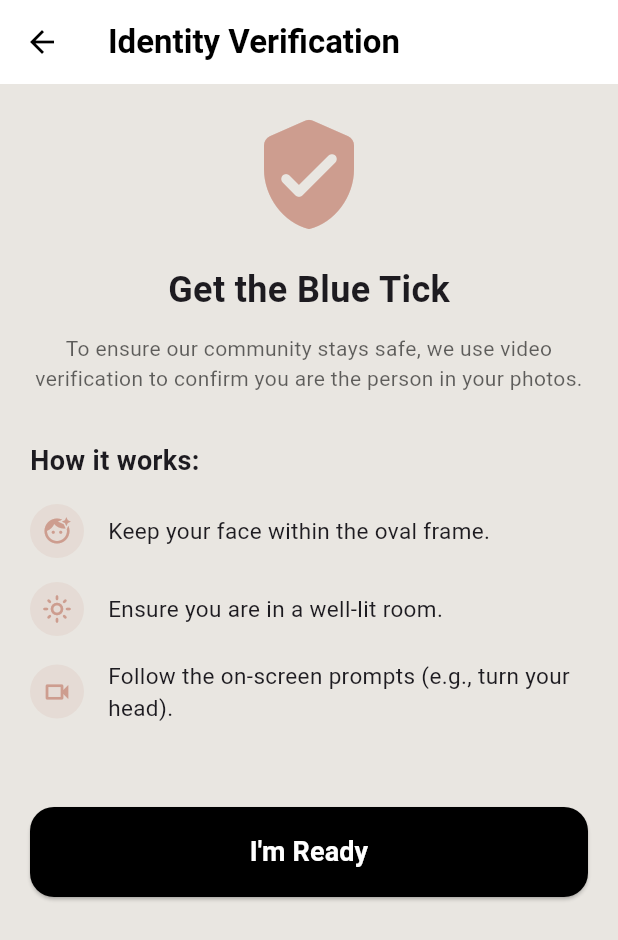
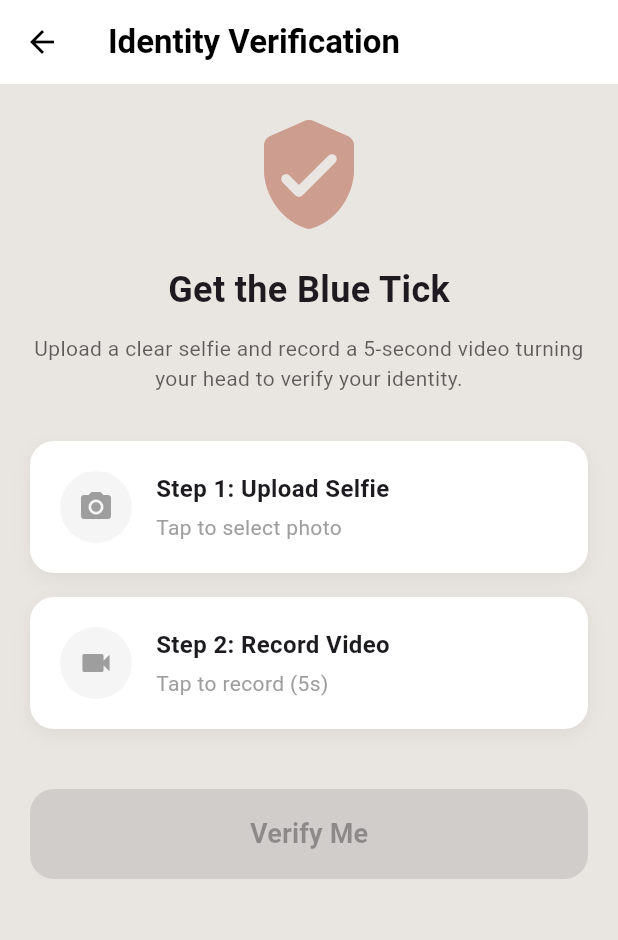
Before and after one commit to salilvartak/Clush_App, a Flutter app: the SettingsPage screen opened directly, after a tap on "Verification", on a phone screen of 412 x 824 dp. Shown: the top 940 px of the screen. Run offline on Flutter 3.47's test engine with Material 3 defaults, Android fonts, the phone set to English and light mode, and no system bars; our stand-ins replace firebase_auth, firebase_core, geocoding, geolocator, google_sign_in, image_picker and 2 more; accounts and stored records are empty.

Commit message:
API Verification

```diff
--- a/lib/setting_sub_pages.dart
+++ b/lib/setting_sub_pages.dart
@@ -1,5 +1,8 @@
+import 'dart:io';
 import 'package:flutter/material.dart';
-import 'package:camera/camera.dart';
+import 'package:http/http.dart' as http;
+import 'package:image_picker/image_picker.dart';
+import 'package:firebase_auth/firebase_auth.dart';
 import 'main.dart'; // Imports kTan & kRose
 
 // --- GENERIC TEMPLATE FOR SUB-PAGES ---
@@ -36,7 +39,6 @@ class BaseSettingsPage extends StatelessWidget {
 }
 
 // ================= ACCOUNT PAGES =================
-// (Preserved as requested)
 class PhoneNumberPage extends StatelessWidget {
   const PhoneNumberPage({super.key});
   @override
@@ -185,212 +187,203 @@ class TravelModePage extends StatelessWidget {
   }
 }
 
-// ================= PRIVACY & VERIFICATION =================
+// ================= PRIVACY & VERIFICATION (UPDATED FOR API) =================
 
-class VerificationPage extends StatelessWidget {
+class VerificationPage extends StatefulWidget {
   const VerificationPage({super.key});
+
+  @override
+  State<VerificationPage> createState() => _VerificationPageState();
+}
+
+class _VerificationPageState extends State<VerificationPage> {
+  // Logic Variables
+  File? _profileImage;
+  File? _videoFile;
+  bool _isLoading = false;
+  final ImagePicker _picker = ImagePicker();
+
+  // 1. Pick Image Logic
+  Future<void> _pickImage() async {
+    final XFile? image = await _picker.pickImage(source: ImageSource.gallery, imageQuality: 80);
+    if (image != null) {
+      setState(() => _profileImage = File(image.path));
+    }
+  }
+
+  // 2. Record Video Logic
+  Future<void> _recordVideo() async {
+    final XFile? video = await _picker.pickVideo(
+      source: ImageSource.camera,
+      preferredCameraDevice: CameraDevice.front, // Force selfie camera
+      maxDuration: const Duration(seconds: 5),   // Limit to 5 seconds
+    );
+    if (video != null) {
+      setState(() => _videoFile = File(video.path));
+    }
+  }
+
+  // 3. API Call Logic (The "Verify Me" Button)
+  Future<void> _submitVerification() async {
+    if (_profileImage == null || _videoFile == null) {
+      ScaffoldMessenger.of(context).showSnackBar(const SnackBar(content: Text("Please select both image and video.")));
+      return;
+    }
+
+    setState(() => _isLoading = true);
+
+    try {
+      // 1. Prepare the URL
+      var uri = Uri.parse('https://clush-api.onrender.com/verify');
+      var request = http.MultipartRequest('POST', uri);
+
+      // 2. Add the Files (KEYS MUST MATCH YOUR PYTHON CODE EXACTLY)
+
+      // Changed 'profile_image' -> 'profile' to match your Python code
+      request.files.add(await http.MultipartFile.fromPath('profile', _profileImage!.path));
+
+      // 'video' matches 'video' in Python, so this is good
+      request.files.add(await http.MultipartFile.fromPath('video', _videoFile!.path));
+
+      // 3. Send the Request
+      print("⏳ Sending verification request...");
+      var response = await request.send();
+      final respStr = await response.stream.bytesToString();
+
+      // 4. Handle Response
+      if (response.statusCode == 200) {
+        if (mounted) {
+          ScaffoldMessenger.of(context).showSnackBar(
+             const SnackBar(content: Text("✅ Verification Successful! You are verified.")),
+          );
+          Navigator.pop(context);
+        }
+      } else {
+        print("Server Error: $respStr"); // Check your console if it fails again
+        if (mounted) {
+          ScaffoldMessenger.of(context).showSnackBar(
+            SnackBar(content: Text("❌ Failed: Code ${response.statusCode}")),
+          );
+        }
+      }
+    } catch (e) {
+      print("Error: $e");
+      if (mounted) {
+        ScaffoldMessenger.of(context).showSnackBar(SnackBar(content: Text("Error: $e")));
+      }
+    } finally {
+      if (mounted) setState(() => _isLoading = false);
+    }
+  }
 
   @override
   Widget build(BuildContext context) {
     return BaseSettingsPage(
       title: "Identity Verification",
       body: Column(
-        crossAxisAlignment: CrossAxisAlignment.start,
+        crossAxisAlignment: CrossAxisAlignment.center,
         children: [
-          const Center(child: Icon(Icons.verified_user_rounded, size: 80, color: Color(0xFFCD9D8F))),
+          // Header
+          const Icon(Icons.verified_user_rounded, size: 80, color: Color(0xFFCD9D8F)),
           const SizedBox(height: 20),
-          const Center(child: Text("Get the Blue Tick", style: TextStyle(fontSize: 24, fontWeight: FontWeight.bold))),
+          const Text("Get the Blue Tick", style: TextStyle(fontSize: 24, fontWeight: FontWeight.bold)),
           const SizedBox(height: 12),
-          Text("To ensure our community stays safe, we use video verification to confirm you are the person in your photos.", textAlign: TextAlign.center, style: TextStyle(color: Colors.black.withOpacity(0.6), height: 1.4)),
+          Text(
+            "Upload a clear selfie and record a 5-second video turning your head to verify your identity.",
+            textAlign: TextAlign.center,
+            style: TextStyle(color: Colors.black.withOpacity(0.6), height: 1.4),
+          ),
           const SizedBox(height: 32),
-          const Text("How it works:", style: TextStyle(fontWeight: FontWeight.bold, fontSize: 18)),
+
+          // --- STEP 1: UPLOAD PHOTO ---
+          _buildStepCard(
+            title: "Step 1: Upload Selfie",
+            subtitle: _profileImage == null ? "Tap to select photo" : "Photo Selected",
+            icon: Icons.photo_camera,
+            isDone: _profileImage != null,
+            onTap: _pickImage,
+          ),
+
           const SizedBox(height: 16),
-          _buildRule(Icons.face_retouching_natural, "Keep your face within the oval frame."),
-          _buildRule(Icons.light_mode_outlined, "Ensure you are in a well-lit room."),
-          _buildRule(Icons.videocam_outlined, "Follow the on-screen prompts (e.g., turn your head)."),
+
+          // --- STEP 2: RECORD VIDEO ---
+          _buildStepCard(
+            title: "Step 2: Record Video",
+            subtitle: _videoFile == null ? "Tap to record (5s)" : "Video Recorded",
+            icon: Icons.videocam,
+            isDone: _videoFile != null,
+            onTap: _recordVideo,
+          ),
+
           const SizedBox(height: 40),
+
+          // --- VERIFY BUTTON ---
           ElevatedButton(
-            style: ElevatedButton.styleFrom(backgroundColor: Colors.black, foregroundColor: Colors.white, minimumSize: const Size(double.infinity, 60), shape: RoundedRectangleBorder(borderRadius: BorderRadius.circular(16))),
-            onPressed: () => Navigator.push(context, MaterialPageRoute(builder: (context) => const VideoCapturePage())),
-            child: const Text("I'm Ready", style: TextStyle(fontSize: 18, fontWeight: FontWeight.bold)),
+            style: ElevatedButton.styleFrom(
+              backgroundColor: Colors.black,
+              foregroundColor: Colors.white,
+              minimumSize: const Size(double.infinity, 60),
+              shape: RoundedRectangleBorder(borderRadius: BorderRadius.circular(16)),
+            ),
+            onPressed: (_isLoading || _profileImage == null || _videoFile == null)
+                ? null
+                : _submitVerification,
+            child: _isLoading
+                ? const CircularProgressIndicator(color: Color(0xFFCD9D8F))
+                : const Text("Verify Me", style: TextStyle(fontSize: 18, fontWeight: FontWeight.bold)),
           ),
         ],
       ),
     );
   }
 
-  Widget _buildRule(IconData icon, String text) {
-    return Padding(
-      padding: const EdgeInsets.only(bottom: 16),
+  Widget _buildStepCard({
+    required String title,
+    required String subtitle,
+    required IconData icon,
+    required bool isDone,
+    required VoidCallback onTap,
+  }) {
+    return GestureDetector(
+      onTap: onTap,
+      child: Container(
+        padding: const EdgeInsets.all(20),
+        decoration: BoxDecoration(
+          color: Colors.white,
+          borderRadius: BorderRadius.circular(16),
+          border: isDone ? Border.all(color: const Color(0xFFCD9D8F), width: 2) : null,
+          boxShadow: [BoxShadow(color: Colors.black.withOpacity(0.05), blurRadius: 10, offset: const Offset(0, 4))],
+        ),
         child: Row(
           children: [
             Container(
-            padding: const EdgeInsets.all(8),
-            decoration: BoxDecoration(color: const Color(0xFFCD9D8F).withOpacity(0.15), shape: BoxShape.circle),
-            child: Icon(icon, color: const Color(0xFFCD9D8F), size: 20),
+              padding: const EdgeInsets.all(12),
+              decoration: BoxDecoration(
+                color: isDone ? const Color(0xFFCD9D8F) : Colors.grey[100],
+                shape: BoxShape.circle,
+              ),
+              child: Icon(isDone ? Icons.check : icon, color: isDone ? Colors.white : Colors.grey),
             ),
             const SizedBox(width: 16),
-          Expanded(child: Text(text, style: const TextStyle(fontSize: 15))),
-        ],
-      ),
-    );
-  }
-}
-
-class VideoCapturePage extends StatefulWidget {
-  const VideoCapturePage({super.key});
-
-  @override
-  State<VideoCapturePage> createState() => _VideoCapturePageState();
-}
-
-class _VideoCapturePageState extends State<VideoCapturePage> {
-  CameraController? _controller;
-  bool isProcessing = false;
-  bool isRecording = false;
-
-  @override
-  void initState() {
-    super.initState();
-    _initializeCamera();
-  }
-
-  Future<void> _initializeCamera() async {
-    final cameras = await availableCameras();
-    // Select front camera if available
-    final frontCamera = cameras.firstWhere((c) => c.lensDirection == CameraLensDirection.front, orElse: () => cameras.first);
-
-    _controller = CameraController(frontCamera, ResolutionPreset.medium, enableAudio: false);
-    await _controller!.initialize();
-    if (mounted) setState(() {});
-  }
-
-  Future<void> _startRecording() async {
-    if (_controller == null || !_controller!.value.isInitialized) return;
-
-    setState(() => isRecording = true);
-    await _controller!.startVideoRecording();
-
-    // Auto-stop after 3 seconds for verification
-    await Future.delayed(const Duration(seconds: 3));
-
-    if (isRecording) {
-      final XFile video = await _controller!.stopVideoRecording();
-      _processVideo(video);
-    }
-  }
-
-  void _processVideo(XFile video) async {
-    setState(() {
-      isRecording = false;
-      isProcessing = true;
-    });
-
-    // Simulate authentication/upload logic
-    await Future.delayed(const Duration(seconds: 4));
-
-    if (mounted) {
-      Navigator.pop(context);
-      ScaffoldMessenger.of(context).showSnackBar(const SnackBar(content: Text("Verification video submitted!")));
-    }
-  }
-
-  @override
-  void dispose() {
-    _controller?.dispose();
-    super.dispose();
-  }
-
-  @override
-  Widget build(BuildContext context) {
-    return Scaffold(
-      backgroundColor: Colors.black,
-      body: Stack(
+            Expanded(
+              child: Column(
+                crossAxisAlignment: CrossAxisAlignment.start,
                 children: [
-          // 1. Camera Feed
-          if (_controller != null && _controller!.value.isInitialized)
-            Positioned.fill(child: CameraPreview(_controller!))
-          else
-            const Center(child: CircularProgressIndicator(color: Color(0xFFCD9D8F))),
-
-          // 2. Oval Frame Guide
-          Center(
-            child: Container(
-              width: 280,
-              height: 400,
-              decoration: BoxDecoration(
-                border: Border.all(color: isRecording ? Colors.red : Colors.white, width: 4),
-                borderRadius: const BorderRadius.all(Radius.elliptical(140, 200)),
-              ),
-            ),
-          ),
-
-          // 3. UI Controls
-          SafeArea(
-            child: Column(
-              children: [
-                Padding(
-                  padding: const EdgeInsets.symmetric(horizontal: 10, vertical: 10),
-                  child: Row(
-                    children: [
-                      IconButton(icon: const Icon(Icons.close, color: Colors.white), onPressed: () => Navigator.pop(context)),
-                      const Spacer(),
-                      const Text("Identity Verification", style: TextStyle(color: Colors.white, fontWeight: FontWeight.bold)),
-                      const Spacer(),
-                      const SizedBox(width: 48),
+                  Text(title, style: const TextStyle(fontWeight: FontWeight.bold, fontSize: 16)),
+                  const SizedBox(height: 4),
+                  Text(subtitle, style: TextStyle(color: isDone ? const Color(0xFFCD9D8F) : Colors.grey)),
                 ],
               ),
             ),
-                const Spacer(),
-                if (!isProcessing) ...[
-                  Text(isRecording ? "Recording... turn your head slowly" : "Position your face in the oval", style: const TextStyle(color: Colors.white, fontSize: 16)),
-                  const SizedBox(height: 30),
-                  GestureDetector(
-                    onTap: isRecording ? null : _startRecording,
-                    child: Container(
-                      height: 80,
-                      width: 80,
-                      decoration: BoxDecoration(shape: BoxShape.circle, border: Border.all(color: Colors.white, width: 4)),
-                      child: Center(
-                        child: Container(
-                          width: 60,
-                          height: 60,
-                          decoration: BoxDecoration(color: isRecording ? Colors.grey : Colors.red, shape: BoxShape.circle),
-                        ),
-                      ),
-                    ),
-                  ),
-                  const SizedBox(height: 60),
-                ]
           ],
         ),
-          ),
-
-          // 4. Processing Animation Overlay
-          if (isProcessing)
-            Container(
-              color: Colors.black.withOpacity(0.85),
-              child: const Center(
-                child: Column(
-                  mainAxisSize: MainAxisSize.min,
-                  children: [
-                    SizedBox(width: 80, height: 80, child: CircularProgressIndicator(strokeWidth: 6, color: Color(0xFFCD9D8F))),
-                    SizedBox(height: 32),
-                    Text("Sending for Authentication...", style: TextStyle(color: Colors.white, fontSize: 18, fontWeight: FontWeight.bold)),
-                    SizedBox(height: 10),
-                    Text("Verifying your unique features", style: TextStyle(color: Colors.white70)),
-                  ],
-                ),
-              ),
-            ),
-        ],
       ),
     );
   }
 }
 
 // ================= REMAINING PAGES =================
-// (Preserved as requested)
+
 class BlockListPage extends StatelessWidget {
   const BlockListPage({super.key});
   @override
--- a/pubspec.yaml
+++ b/pubspec.yaml
@@ -38,12 +38,14 @@ dependencies:
   geocoding: ^2.1.1
   permission_handler: ^11.0.1
   camera: ^0.11.0+1
+  http: ^1.1.0
   flutter:
     sdk: flutter
 
   # The following adds the Cupertino Icons font to your application.
   # Use with the CupertinoIcons class for iOS style icons.
   cupertino_icons: ^1.0.8
+
 
 dev_dependencies:
   flutter_test:
```
Also changed, not shown: pubspec.lock, 1 other file. Lines whose indentation alone changed are shown as unchanged.
